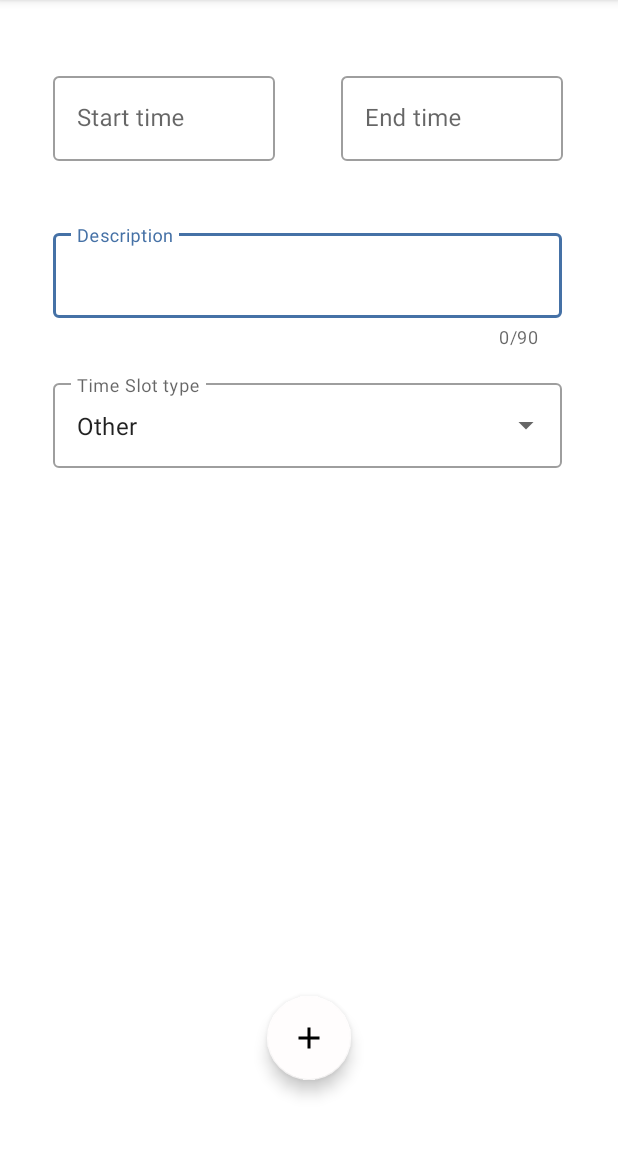
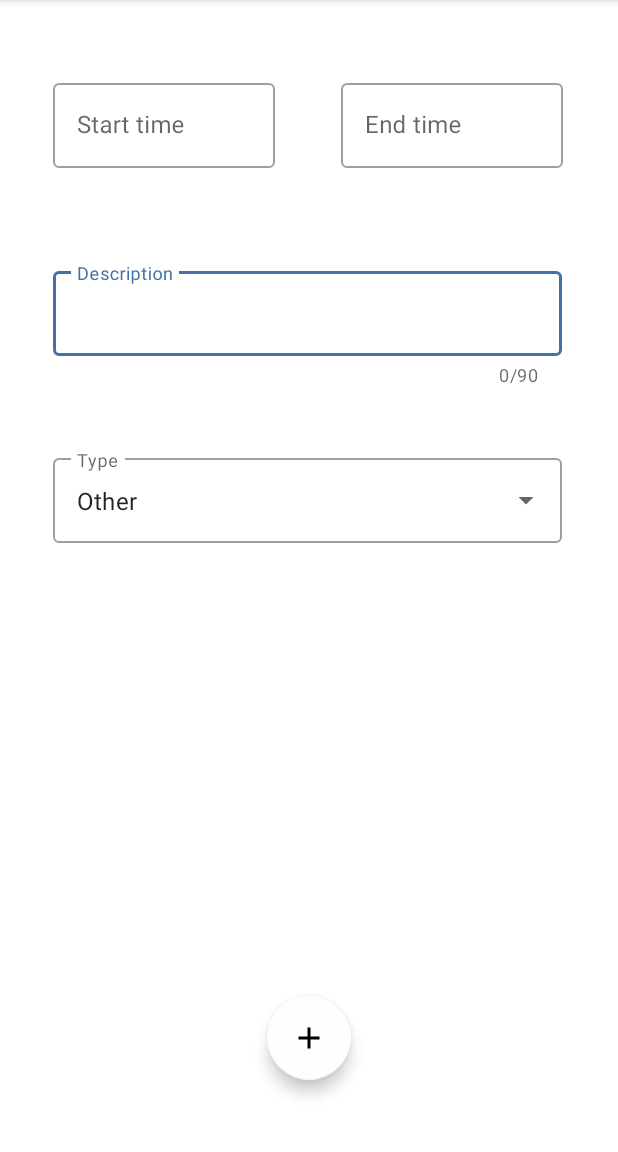
Before and after one commit to TomRoberts97/DayPlanner, an Android app: the AddTimeSlotActivity screen opened directly, with no data from a screen before it, on a phone screen of 412 x 824 dp, the part 84-1236 px from its top. Run offline under Robolectric (Android 15) with nearby library versions, the phone set to English and light mode, and no system bars.

Commit message:
AddTimeSlot page complete, simple UI implemented

```diff
--- a/app/src/main/java/com/tomrob/dayplanner/AddTimeSlotActivity.java
+++ b/app/src/main/java/com/tomrob/dayplanner/AddTimeSlotActivity.java
@@ -226,7 +226,7 @@ public class AddTimeSlotActivity extends AppCompatActivity implements AdapterVie
         String item = parent.getItemAtPosition(position).toString();
 
         // create Toast with user selected value
-        Toast.makeText(AddTimeSlotActivity.this, "Selected Item is: \t" + item, Toast.LENGTH_LONG).show();
+        //Toast.makeText(AddTimeSlotActivity.this, "Selected Item is: \t" + item, Toast.LENGTH_LONG).show();
 
         selectedType = item;
         // set user selected value to the TextView
--- a/app/src/main/res/layout/activity_add_time_slot.xml
+++ b/app/src/main/res/layout/activity_add_time_slot.xml
@@ -130,7 +130,7 @@
         android:layout_alignParentStart="true"
         android:layout_alignParentTop="true"
         android:layout_marginStart="35dp"
-        android:layout_marginTop="150dp"
+        android:layout_marginTop="175dp"
         android:hint="Description"
         app:counterEnabled="true"
         app:counterMaxLength="90"
@@ -151,7 +151,7 @@
         android:layout_alignParentStart="true"
         android:layout_alignParentTop="true"
         android:layout_marginStart="35dp"
-        android:layout_marginTop="45dp"
+        android:layout_marginTop="50dp"
         android:hint="Start time"
         app:errorEnabled="true"
         >
@@ -170,7 +170,7 @@
         android:layout_alignParentStart="true"
         android:layout_alignParentTop="true"
         android:layout_marginStart="227dp"
-        android:layout_marginTop="45dp"
+        android:layout_marginTop="50dp"
         android:layout_marginEnd="35dp"
         android:hint="End time"
         >
@@ -187,11 +187,15 @@
         style="@style/Widget.MaterialComponents.TextInputLayout.OutlinedBox.ExposedDropdownMenu"
         android:layout_width="339dp"
         android:layout_height="wrap_content"
+
         android:layout_alignParentStart="true"
+        android:layout_alignParentTop="true"
+
         android:layout_centerHorizontal="true"
-        android:hint="Time Slot type"
+        android:layout_marginTop="300dp"
+
         android:layout_marginStart="35dp"
-        android:layout_marginTop="250dp">
+        android:hint="Type">
 
 
         <AutoCompleteTextView
```
Also changed, not shown: app/src/main/java/com/tomrob/dayplanner/CustomDialog.java (+1 -36 lines).
